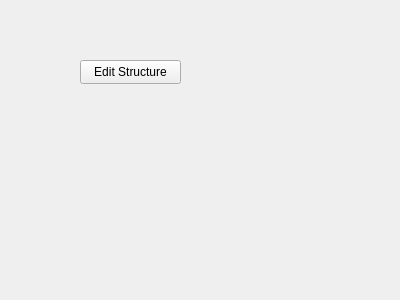
Qt form src/ui/reoshydraulicstructure2dproperties.ui (vcloarec/ReosProject) before a commit.
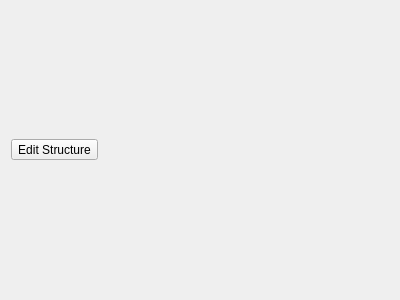
The same form after that commit.

Commit message: edit geometry structure

Patch:
```diff
--- a/src/ui/reoshydraulicstructure2dproperties.ui
+++ b/src/ui/reoshydraulicstructure2dproperties.ui
@@ -13,19 +13,15 @@
   <property name="windowTitle">
    <string>Form</string>
   </property>
+  <layout class="QVBoxLayout" name="verticalLayout">
+   <item>
   <widget class="QToolButton" name="mEditStructureToolButton">
-   <property name="geometry">
-    <rect>
-     <x>80</x>
-     <y>60</y>
-     <width>101</width>
-     <height>24</height>
-    </rect>
-   </property>
    <property name="text">
     <string>Edit Structure</string>
    </property>
   </widget>
+   </item>
+  </layout>
  </widget>
  <resources/>
  <connections/>
```
Lines whose indentation alone changed are shown as unchanged. The commit also changes 34 other files.
